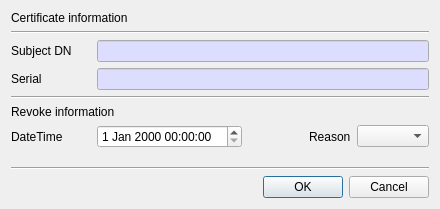
Old version of the form CertMan/revoke_cert_dlg.ui in the repository jykim74/CertMan.
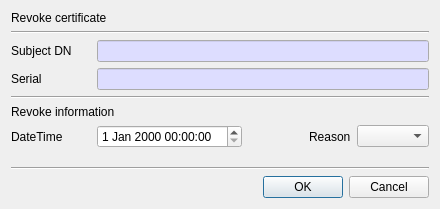
New version of the form.

```diff
--- a/CertMan/revoke_cert_dlg.ui
+++ b/CertMan/revoke_cert_dlg.ui
@@ -17,7 +17,7 @@
    <item>
     <widget class="QLabel" name="label">
      <property name="text">
-      <string>Certificate information</string>
+      <string>Revoke certificate</string>
      </property>
     </widget>
    </item>
```
